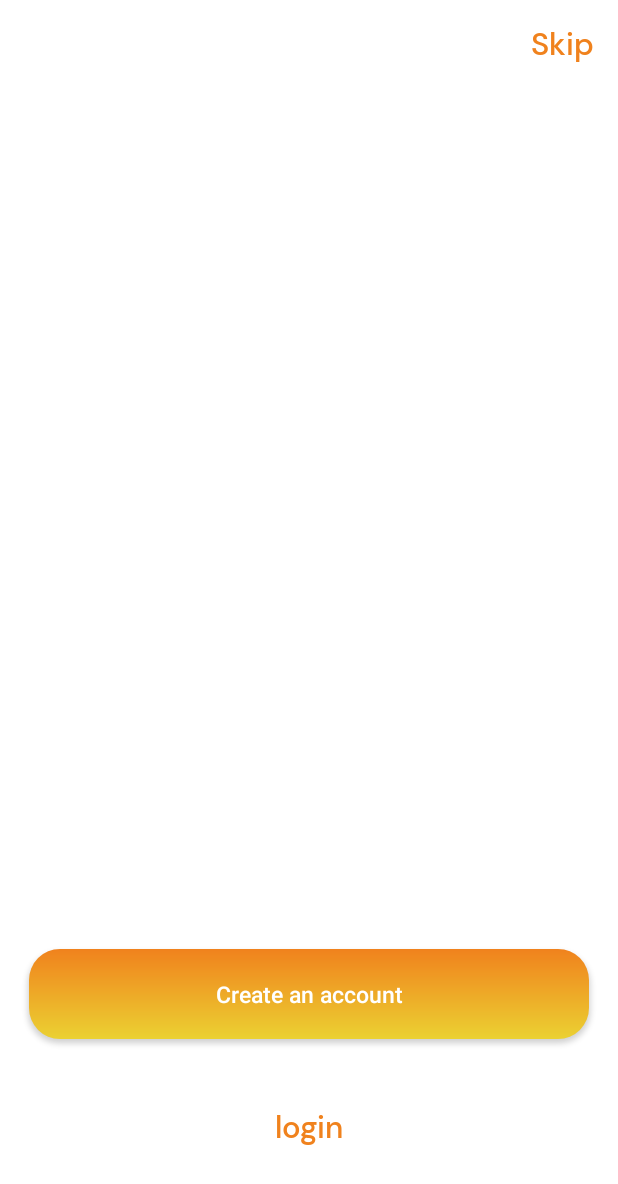
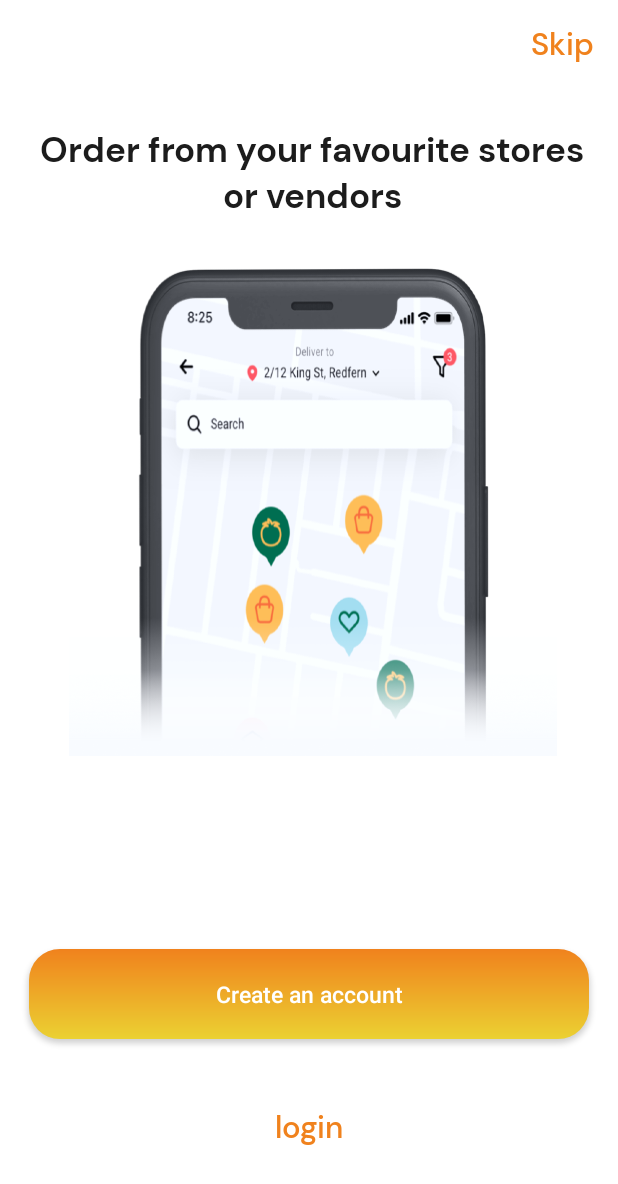
Before and after one commit to SanskarPatidar-Git/Exerboost, an Android app: the screen it shows after launch (IntroActivity), on a phone screen of 412 x 824 dp. Shown: the top 1184 px of the screen. Run offline under Robolectric (Android 15) with nearby library versions, the phone set to English and light mode, and no system bars; our stand-ins replace sdp/ssp sizes.

Commit message:
intro activity completed

```diff
--- a/app/src/main/java/com/arbutus/exerboost/activity/intro/IntroActivity.java
+++ b/app/src/main/java/com/arbutus/exerboost/activity/intro/IntroActivity.java
@@ -7,6 +7,8 @@ import android.os.Bundle;
 import com.arbutus.exerboost.R;
 import com.arbutus.exerboost.databinding.ActivityIntroBinding;
 import com.arbutus.exerboost.databinding.ActivityLoginBinding;
+
+import java.util.ArrayList;
 
 public class IntroActivity extends AppCompatActivity {
 
@@ -18,5 +20,19 @@ public class IntroActivity extends AppCompatActivity {
 
         binding = ActivityIntroBinding.inflate(getLayoutInflater());
         setContentView(binding.getRoot());
+
+        setAdapter();
+    }
+
+    private void setAdapter() {
+
+        ArrayList<IntroModel> introModelArrayList = new ArrayList<>();
+        introModelArrayList.add(new IntroModel("Order from your favourite stores or vendors",R.drawable.slider_image_one));
+        introModelArrayList.add(new IntroModel("Choose from a wide range of delicious meals",R.drawable.slider_image_second));
+        introModelArrayList.add(new IntroModel("Enjoy instant delivery and payment",R.drawable.slider_image_three));
+
+        IntroSliderAdapter adapter = new IntroSliderAdapter(this,introModelArrayList);
+
+        binding.viewPager.setAdapter(adapter);
     }
 }
--- /dev/null
+++ b/app/src/main/java/com/arbutus/exerboost/activity/intro/IntroModel.java
@@ -0,0 +1,28 @@
+package com.arbutus.exerboost.activity.intro;
+
+public class IntroModel {
+
+    private String text;
+    private int imageId;
+
+    public IntroModel(String text, int imageId) {
+        this.text = text;
+        this.imageId = imageId;
+    }
+
+    public String getText() {
+        return text;
+    }
+
+    public void setText(String text) {
+        this.text = text;
+    }
+
+    public int getImageId() {
+        return imageId;
+    }
+
+    public void setImageId(int imageId) {
+        this.imageId = imageId;
+    }
+}
--- /dev/null
+++ b/app/src/main/java/com/arbutus/exerboost/activity/intro/IntroSliderAdapter.java
@@ -0,0 +1,63 @@
+package com.arbutus.exerboost.activity.intro;
+
+import android.content.Context;
+import android.hardware.lights.LightsManager;
+import android.view.LayoutInflater;
+import android.view.View;
+import android.view.ViewGroup;
+import android.widget.Button;
+import android.widget.ImageView;
+import android.widget.TextView;
+
+import androidx.annotation.NonNull;
+import androidx.viewpager.widget.PagerAdapter;
+
+import com.arbutus.exerboost.R;
+
+import java.util.ArrayList;
+import java.util.List;
+
+public class IntroSliderAdapter extends PagerAdapter {
+
+    private Context context;
+    private List<IntroModel> introModelList;
+
+    public IntroSliderAdapter(Context context , ArrayList<IntroModel> introModel){
+        this.context = context;
+        this.introModelList = introModel;
+    }
+
+    @Override
+    public int getCount() {
+        return 3;
+    }
+
+    @Override
+    public boolean isViewFromObject(@NonNull View view, @NonNull Object object) {
+        return view==object;
+    }
+
+    @Override
+    public void destroyItem(@NonNull ViewGroup container, int position, @NonNull Object object) {
+        container.removeView((View) object);
+    }
+
+    @NonNull
+    @Override
+    public Object instantiateItem(@NonNull ViewGroup container, int position) {
+
+        LayoutInflater inflater= (LayoutInflater) context.getSystemService(context.LAYOUT_INFLATER_SERVICE);
+        View view  = inflater.inflate(R.layout.layout_intro_slider_view_pager,container,false);
+
+        IntroModel model = introModelList.get(position);
+
+        TextView text = view.findViewById(R.id.sliderTextView);
+        ImageView image = view.findViewById(R.id.sliderImageView);
+
+        text.setText(model.getText());
+        image.setBackgroundResource(model.getImageId());
+
+        container.addView(view);
+        return  view;
+    }
+}
--- a/app/src/main/res/layout/activity_intro.xml
+++ b/app/src/main/res/layout/activity_intro.xml
@@ -19,8 +19,8 @@
         app:layout_constraintEnd_toEndOf="parent"
         app:layout_constraintTop_toTopOf="parent" />
 
-    <androidx.viewpager2.widget.ViewPager2
-        android:id="@+id/viewPagerIntroActivity"
+    <androidx.viewpager.widget.ViewPager
+        android:id="@+id/viewPager"
         android:layout_width="0dp"
         android:layout_height="0dp"
         android:layout_marginTop="@dimen/_16sdp"
--- a/app/src/main/res/layout/layout_intro_slider_view_pager.xml
+++ b/app/src/main/res/layout/layout_intro_slider_view_pager.xml
@@ -12,21 +12,20 @@
         android:gravity="center_horizontal"
         android:text="Order from your favourite stores and vendors"
         android:textColor="@color/colorSecondary"
-        android:textSize="@dimen/_24sdp"
-        app:layout_constraintBottom_toBottomOf="parent"
+        android:textSize="@dimen/_18ssp"
+        android:fontFamily="@font/dmsans_bold"
+        android:layout_margin="@dimen/_16sdp"
         app:layout_constraintEnd_toEndOf="parent"
-        app:layout_constraintHorizontal_bias="0.0"
         app:layout_constraintStart_toStartOf="parent"
-        app:layout_constraintTop_toTopOf="parent"
-        app:layout_constraintVertical_bias="0.218" />
+        app:layout_constraintTop_toTopOf="parent"/>
 
     <ImageView
         android:id="@+id/sliderImageView"
-        android:layout_width="@dimen/_200sdp"
-        android:layout_height="@dimen/_200sdp"
+        android:layout_width="@dimen/_250sdp"
+        android:layout_height="@dimen/_250sdp"
         app:layout_constraintEnd_toEndOf="parent"
+        android:scaleType="fitXY"
         app:layout_constraintStart_toStartOf="parent"
         android:layout_marginTop="@dimen/_25sdp"
-        app:layout_constraintTop_toBottomOf="@+id/sliderTextView"
-        app:srcCompat="@drawable/slider_image_one" />
+        app:layout_constraintTop_toBottomOf="@+id/sliderTextView"/>
 </androidx.constraintlayout.widget.ConstraintLayout>
--- a/app/src/main/res/values/themes.xml
+++ b/app/src/main/res/values/themes.xml
@@ -10,7 +10,8 @@
         <item name="colorSecondaryVariant">@color/teal_700</item>
         <item name="colorOnSecondary">@color/black</item>
         <!-- Status bar color. -->
-        <item name="android:statusBarColor">?attr/colorPrimaryVariant</item>
+        <item name="android:statusBarColor">@color/white</item>
+        <item name="android:windowLightStatusBar">true</item>
         <!-- Customize your theme here. -->
     </style>
 </resources>
```
